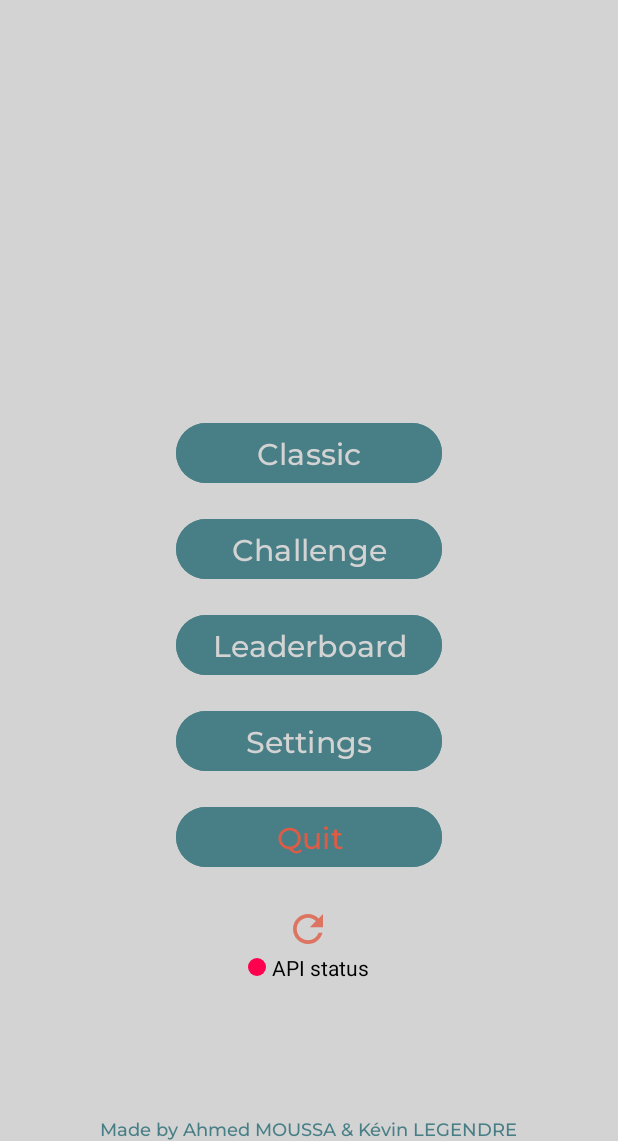
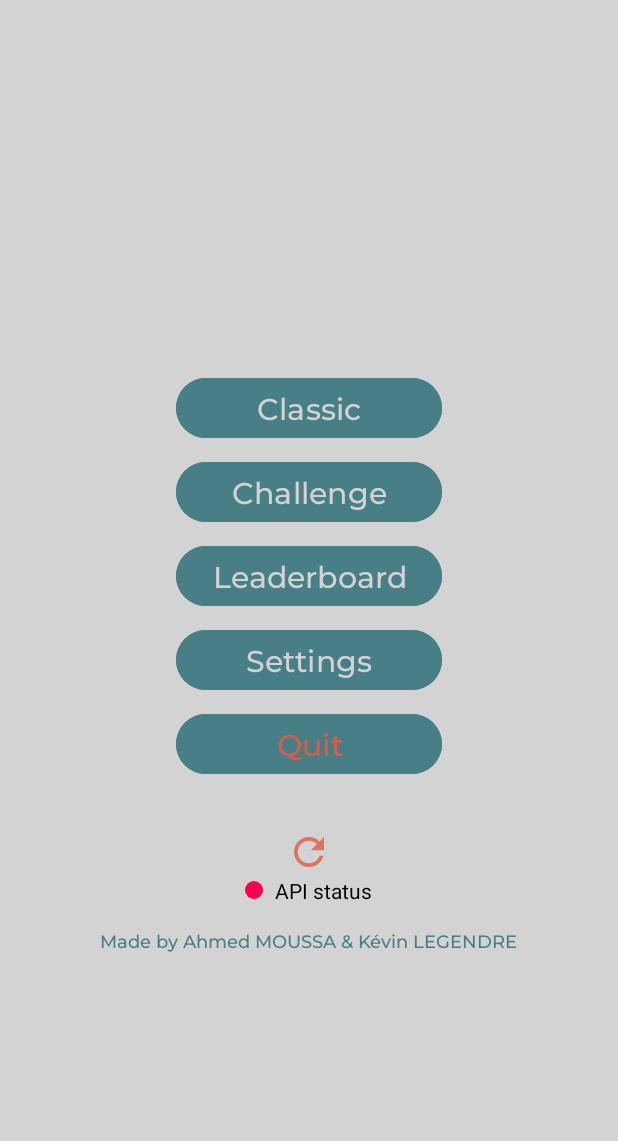
Before and after one commit to DevSpagette/pokeguess-ui, an Android app: the layout activity_main.xml on its own in the app's theme, with its tools: preview values and no code run, on a phone screen of 412 x 824 dp, the part 95-1236 px from its top. Run offline under Robolectric (Android 15) with nearby library versions, the phone set to English and light mode, and no system bars.

Commit message:
ui hotfix

```diff
--- a/app/src/main/java/com/project/pokeguess/ChallengeActivity.kt
+++ b/app/src/main/java/com/project/pokeguess/ChallengeActivity.kt
@@ -60,7 +60,7 @@ open class ChallengeActivity : AppCompatActivity() {
         idkButton = findViewById<Button>(R.id.idkButton)
         scoreTextView = findViewById(R.id.scoreText)
 
-        rng = (1..GLOBAL.MAX).random()
+        rng = GLOBAL.generateRandomNumber()
 
         val inputPokemon = findViewById<EditText>(R.id.pokemonEditText)
         inputPokemon.setOnEditorActionListener { _, actionId, _ ->
--- a/app/src/main/java/com/project/pokeguess/ClassicActivity.kt
+++ b/app/src/main/java/com/project/pokeguess/ClassicActivity.kt
@@ -60,7 +60,7 @@ open class ClassicActivity : AppCompatActivity() {
         idkButton = findViewById<Button>(R.id.idkButton)
         scoreTextView = findViewById(R.id.scoreText)
 
-        rng = (1..GLOBAL.MAX).random()
+        rng = GLOBAL.generateRandomNumber()
 
         val inputPokemon = findViewById<EditText>(R.id.pokemonEditText)
         inputPokemon.setOnEditorActionListener { _, actionId, _ ->
--- a/app/src/main/java/com/project/pokeguess/MainActivity.kt
+++ b/app/src/main/java/com/project/pokeguess/MainActivity.kt
@@ -115,7 +115,6 @@ class MainActivity : AppCompatActivity() {
     override fun onCreate(savedInstanceState: Bundle?) {
         super.onCreate(savedInstanceState)
         setContentView(R.layout.activity_main)
-        window.statusBarColor = ContextCompat.getColor(this, R.color.blue_volc)
 
         // Register the broadcast receiver
         val intentFilter = IntentFilter(ACTION_CLOSE_APP)
--- a/app/src/main/res/layout/activity_main.xml
+++ b/app/src/main/res/layout/activity_main.xml
@@ -1,11 +1,16 @@
 <?xml version="1.0" encoding="utf-8"?>
-<RelativeLayout xmlns:android="http://schemas.android.com/apk/res/android"
+<ScrollView xmlns:android="http://schemas.android.com/apk/res/android"
     xmlns:app="http://schemas.android.com/apk/res-auto"
     xmlns:tools="http://schemas.android.com/tools"
     android:layout_width="match_parent"
     android:layout_height="match_parent"
     android:background="@color/silver"
+    android:fillViewport="true"
     tools:context=".MainActivity">
+
+    <RelativeLayout
+        android:layout_width="match_parent"
+        android:layout_height="match_parent">
 
         <TextView
             android:id="@+id/titleTextView"
@@ -16,24 +21,24 @@
             android:layout_marginTop="25dp"
             android:text="PokeGuess" />
 
-    <ImageView
-        android:id="@+id/mainPageImage"
-        android:layout_width="216dp"
-        android:layout_height="216dp"
-        android:layout_marginTop="36dp"
-        android:layout_below="@id/titleTextView"
-        android:layout_centerHorizontal="true" />
-
         <ImageButton
             android:id="@+id/userButton"
             android:layout_width="48dp"
             android:layout_height="48dp"
             android:layout_alignParentEnd="true"
+            android:layout_marginTop="8dp"
+            android:layout_marginEnd="8dp"
             android:background="?attr/selectableItemBackgroundBorderless"
-        android:layout_marginEnd="8dp"
-        android:layout_marginTop="8dp"
-        android:src="@drawable/ic_user_icon"
-        android:scaleType="fitCenter"/>
+            android:scaleType="fitCenter"
+            android:src="@drawable/ic_user_icon" />
+
+        <ImageView
+            android:id="@+id/mainPageImage"
+            android:layout_width="216dp"
+            android:layout_height="216dp"
+            android:layout_below="@id/titleTextView"
+            android:layout_centerHorizontal="true"
+            android:layout_marginTop="16dp" />
 
         <LinearLayout
             android:id="@+id/menuPageButtons"
@@ -41,8 +46,7 @@
             android:layout_height="wrap_content"
             android:layout_below="@id/mainPageImage"
             android:layout_centerHorizontal="true"
-        android:layout_centerVertical="true"
-        android:layout_marginTop="10dp"
+            android:layout_marginTop="16dp"
             android:orientation="vertical">
 
             <Button
@@ -50,7 +54,7 @@
                 style="@style/SubtitleTextStyle"
                 android:layout_width="match_parent"
                 android:layout_height="wrap_content"
-            android:layout_marginTop="16dp"
+
                 android:backgroundTint="@color/blue_volc"
                 android:text="@string/menu_page_classic_button"
                 android:textColor="@color/silver" />
@@ -60,7 +64,7 @@
                 style="@style/SubtitleTextStyle"
                 android:layout_width="match_parent"
                 android:layout_height="wrap_content"
-            android:layout_marginTop="16dp"
+                android:layout_marginTop="8dp"
                 android:backgroundTint="@color/blue_volc"
                 android:text="@string/menu_page_challenge_button"
                 android:textColor="@color/silver" />
@@ -70,7 +74,7 @@
                 style="@style/SubtitleTextStyle"
                 android:layout_width="match_parent"
                 android:layout_height="wrap_content"
-            android:layout_marginTop="16dp"
+                android:layout_marginTop="8dp"
                 android:backgroundTint="@color/blue_volc"
                 android:text="@string/menu_page_leaderboard_button"
                 android:textColor="@color/silver" />
@@ -80,7 +84,7 @@
                 style="@style/SubtitleTextStyle"
                 android:layout_width="match_parent"
                 android:layout_height="wrap_content"
-            android:layout_marginTop="16dp"
+                android:layout_marginTop="8dp"
                 android:backgroundTint="@color/blue_volc"
                 android:text="@string/menu_page_settings_button"
                 android:textColor="@color/silver" />
@@ -90,7 +94,7 @@
                 style="@style/SubtitleTextStyle"
                 android:layout_width="match_parent"
                 android:layout_height="wrap_content"
-            android:layout_marginTop="16dp"
+                android:layout_marginTop="8dp"
                 android:backgroundTint="@color/blue_volc"
                 android:text="@string/menu_page_quit_button"
                 android:textColor="@color/orange_volc" />
@@ -98,14 +102,15 @@
 
         <RelativeLayout
             android:id="@+id/menuPageStatus"
-        android:layout_width="150dp"
-        android:layout_height="70dp"
+            android:layout_width="wrap_content"
+            android:layout_height="wrap_content"
             android:layout_below="@id/menuPageButtons"
+            android:layout_alignParentBottom="true"
             android:layout_centerHorizontal="true"
-        android:layout_marginStart="8dp"
-        android:layout_marginEnd="8dp"
-        android:layout_marginTop="5dp"
-        android:layout_marginBottom="8dp">
+            android:layout_marginStart="16dp"
+            android:layout_marginTop="16dp"
+            android:layout_marginEnd="16dp"
+            android:layout_marginBottom="16dp">
 
             <ImageButton
                 android:id="@+id/refreshButton"
@@ -116,19 +121,20 @@
                 android:src="@drawable/ic_refresh" />
 
             <LinearLayout
+                android:id="@+id/serverStatusTextLayout"
                 android:layout_width="wrap_content"
                 android:layout_height="wrap_content"
+                android:layout_below="@id/refreshButton"
                 android:layout_centerHorizontal="true"
-            android:layout_below="@id/refreshButton"
-            android:layout_marginTop="-16dp">
+                android:layout_marginTop="-16dp"
+                android:layout_marginBottom="16dp">
 
                 <View
                     android:id="@+id/statusDot"
                     android:layout_width="12dp"
                     android:layout_height="12dp"
                     android:layout_gravity="center_vertical"
-                android:layout_marginRight="4dp"
-
+                    android:layout_marginRight="8dp"
                     android:layout_toStartOf="@id/serverStatusText"
                     android:background="@drawable/red_dot" />
 
@@ -139,16 +145,16 @@
                     android:text="API status"
                     android:textColor="@color/black" />
             </LinearLayout>
-    </RelativeLayout>
 
             <TextView
-        android:id="@+id/bottomTextView"
+                android:id="@+id/credits"
                 style="@style/Credits"
                 android:layout_width="wrap_content"
                 android:layout_height="wrap_content"
-
                 android:layout_alignParentBottom="true"
-        android:layout_centerHorizontal="true"
+                android:layout_below="@id/serverStatusTextLayout"
                 android:text="@string/menu_page_credits" />
+        </RelativeLayout>
 
     </RelativeLayout>
+</ScrollView>
--- a/app/src/main/res/values/themes.xml
+++ b/app/src/main/res/values/themes.xml
@@ -1,11 +1,14 @@
 <resources xmlns:tools="http://schemas.android.com/tools">
+
     <!-- Base application theme. -->
     <style name="Base.Theme.PokeGuess" parent="Theme.Material3.DayNight.NoActionBar">
         <!-- Customize your light theme here. -->
         <!-- <item name="colorPrimary">@color/my_light_primary</item> -->
     </style>
 
-    <style name="Theme.PokeGuess" parent="Base.Theme.PokeGuess" />
+    <style name="Theme.PokeGuess" parent="Base.Theme.PokeGuess">
+        <item name="android:statusBarColor">@color/blue_volc</item>
+    </style>
 
     <style name="DefaultTextStyle">
         <item name="android:textColor">@color/black</item>
```
Lines whose indentation alone changed are shown as unchanged.
